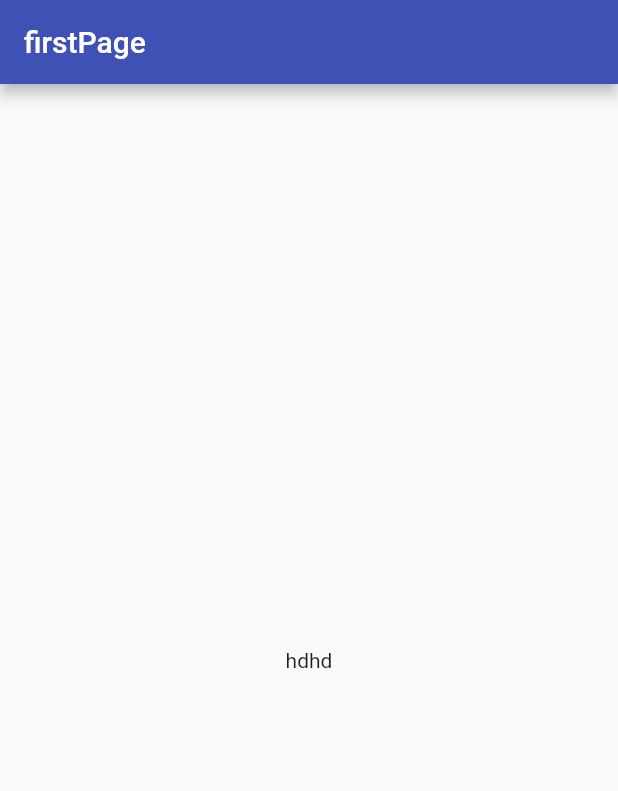
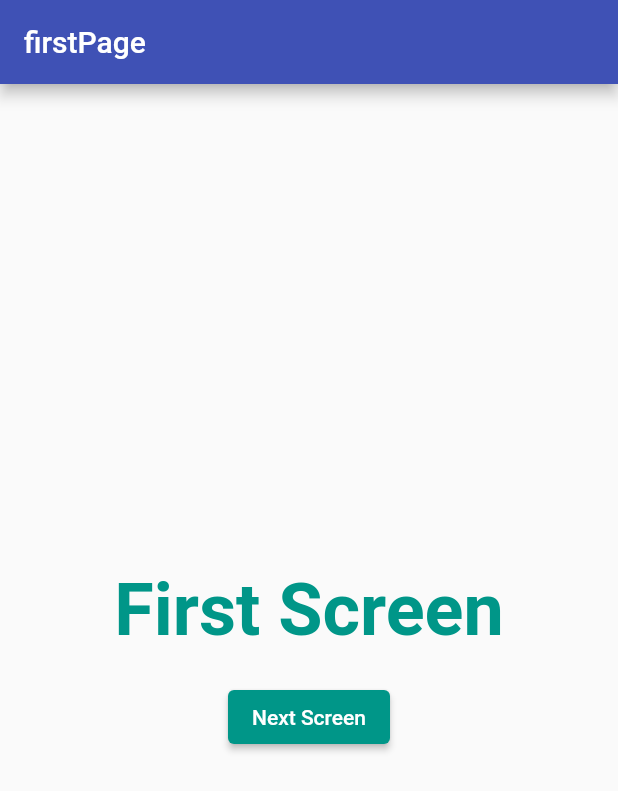
Before and after one commit to CrossPlatformFlutter/Navigator_push_pop, a Flutter app: the screen it shows after launch, on a phone screen of 412 x 824 dp. Shown: the top 791 px of the screen. Run offline on Flutter 3.47's test engine with Material 2 defaults, Android fonts, the light colour scheme and no system bars.

Commit message:
route between first page and second page

```diff
--- a/lib/FirstPage.dart
+++ b/lib/FirstPage.dart
@@ -1,8 +1,9 @@
 import 'package:flutter/material.dart';
+import 'package:navigator_push_pop/SecondPage.dart';
 
 
 class FirstPage extends StatelessWidget{
-  FirstPage({super.key,required this.title});
+  const FirstPage({super.key,required this.title});
   final String title;
   @override
   Widget build(BuildContext context){
@@ -10,7 +11,25 @@ class FirstPage extends StatelessWidget{
       appBar: AppBar(
         title: Text("firstPage"),
       ),
-      body: Center(child: Text("hdhd")),
+      body:  Center(child:
+          Column(
+             mainAxisAlignment: MainAxisAlignment.center,
+            children: <Widget>[
+                    Text("First Screen",style: TextStyle(fontWeight: FontWeight.bold,fontSize: 48,color: Colors.teal),
+                    ),
+                    const Padding(padding: EdgeInsets.only(bottom: 20)),
+                    ElevatedButton(
+                      onPressed: (){
+                      Navigator.push(context, MaterialPageRoute(builder: (BuildContext context)=>SecondPage(title: "ddd")));
+                      },
+                          style: ElevatedButton.styleFrom(
+                           backgroundColor: Colors.teal,
+                        ),
+                     child: Text("Next Screen"),
+                    )
+      ],
+      ),
+      ),
     );
   }
 }
```
Also changed, not shown: lib/SecondPage.dart (added, +28 -0 lines).
